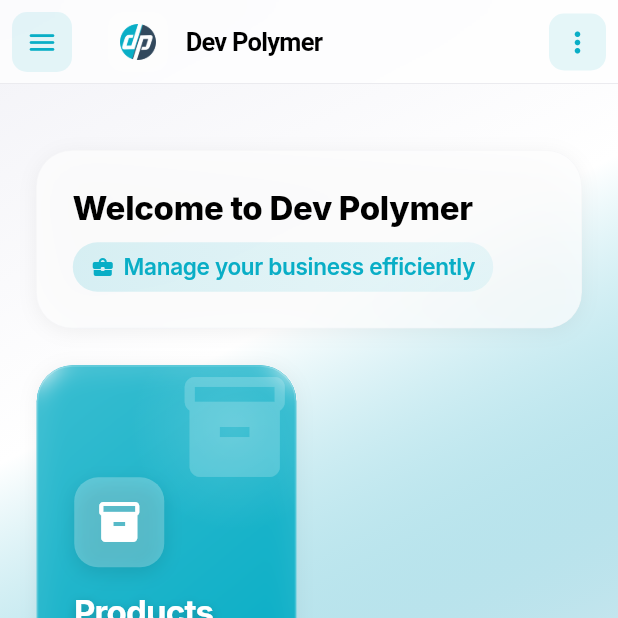
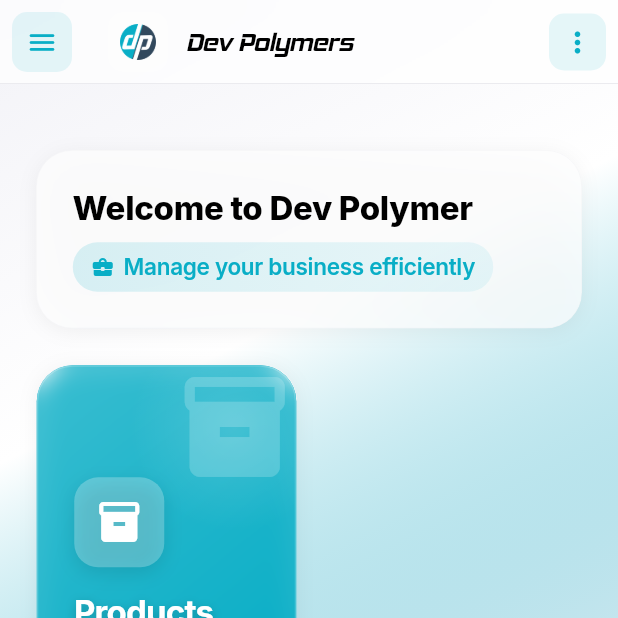
Before and after one commit to raman04-byte/dev, a Flutter app: the screen it shows after launch, on a phone screen of 412 x 824 dp, the top half of it. Run offline on Flutter 3.47's test engine with Material 3 defaults, Android fonts, the phone set to English and light mode, and no system bars; our stand-ins replace appwrite, google_fonts, hive, hive_flutter, image_picker, share_plus and 2 more; missing offline and left inert: syncfusion_flutter_pdf, syncfusion_flutter_pdfviewer; accounts and stored records are empty; statements that could not run were skipped.

Commit message:
feat: update home page title and font style for branding consistency

```diff
--- a/lib/features/home/presentation/pages/home_page.dart
+++ b/lib/features/home/presentation/pages/home_page.dart
@@ -122,8 +122,9 @@ class _HomePageState extends State<HomePage> {
                   ),
                   const SizedBox(width: 12),
                   const Text(
-                    'Dev Polymer',
+                    'Dev Polymers',
                     style: TextStyle(
+                      fontFamily: 'HemiHead',
                       fontWeight: FontWeight.w700,
                       letterSpacing: -0.5,
                     ),
```
